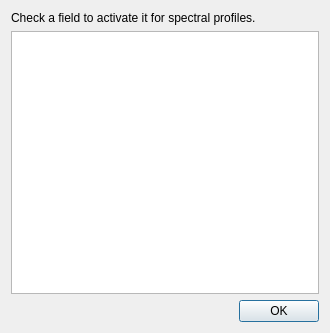
Qt form qps/speclib/ui/spectralprofilefieldactivatordialog.ui (EnMAP-Box/qgispluginsupport) before a commit.
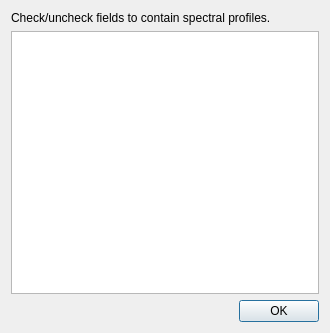
The same form after that commit. Icons and pictures are not drawn.

Commit message: SpectralProfileFieldActivatorDialog shows layer name in window title

Patch:
```diff
--- a/qps/speclib/ui/spectralprofilefieldactivatordialog.ui
+++ b/qps/speclib/ui/spectralprofilefieldactivatordialog.ui
@@ -21,7 +21,7 @@
    <item>
     <widget class="QLabel" name="label">
      <property name="text">
-      <string>Check a field to activate it for spectral profiles.</string>
+      <string>Check/uncheck fields to contain spectral profiles.</string>
      </property>
     </widget>
    </item>
```
The commit also changes 1 other file.
